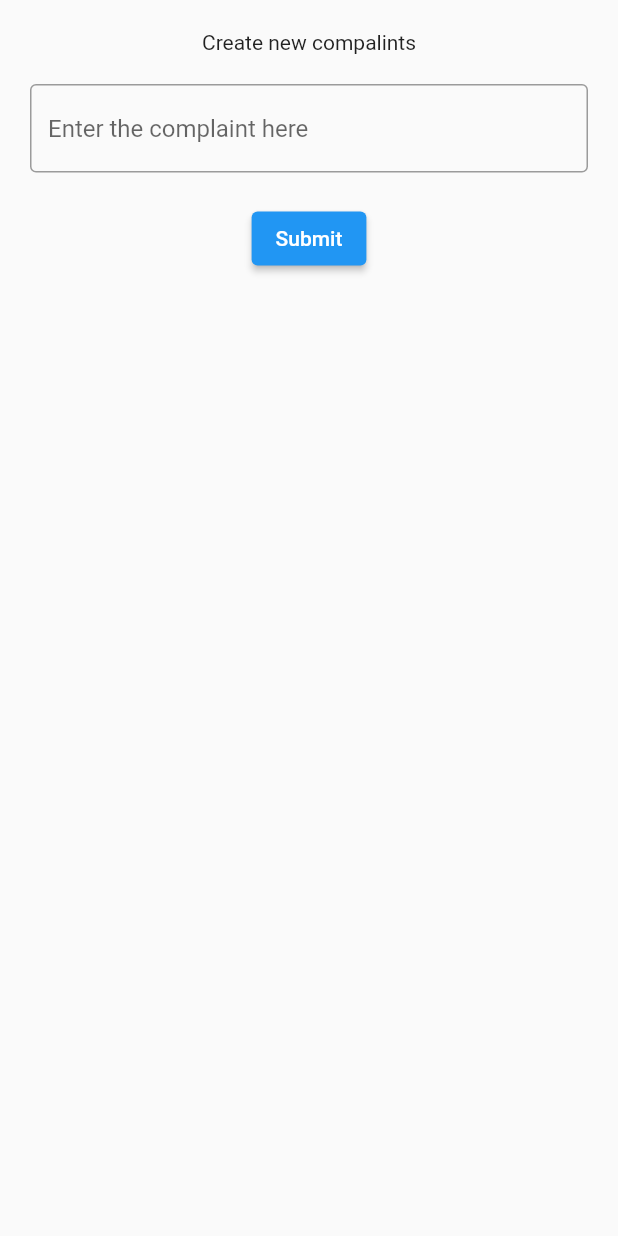
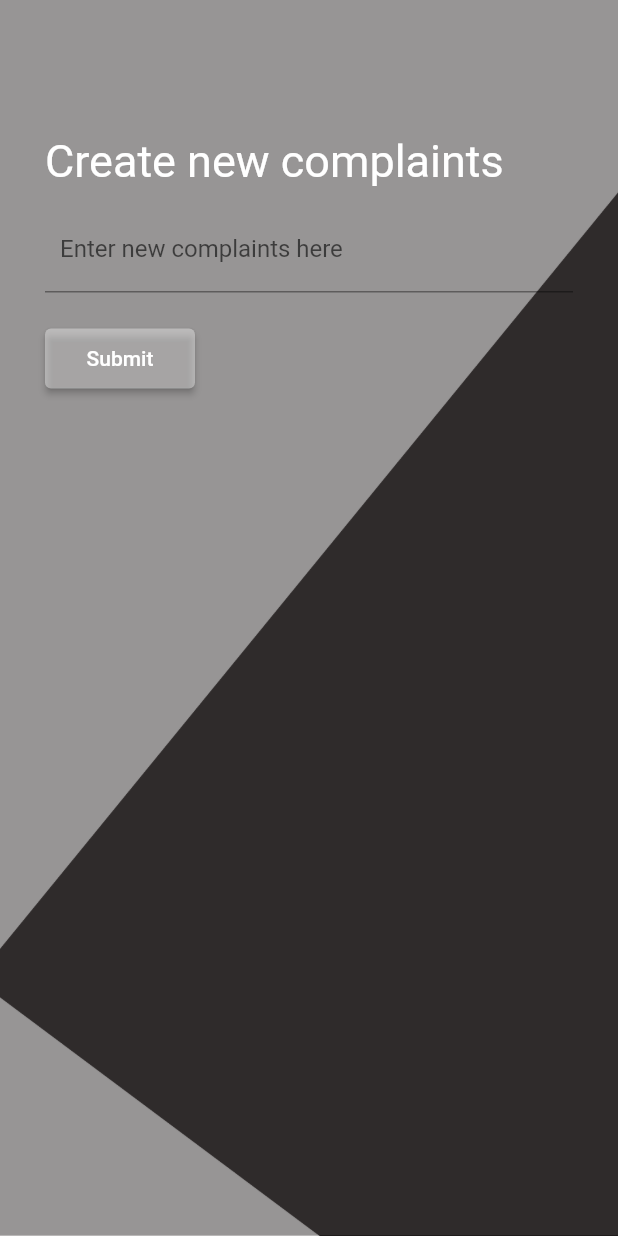
Before and after one commit to MiniProject-HMS/frontend, a Flutter app: the CreateComplaint screen opened directly, on a phone screen of 412 x 824 dp. Run offline on Flutter 3.47's test engine with Material 2 defaults, Android fonts, the phone set to English and light mode, and no system bars; our stand-ins replace hive, hive_flutter; accounts and stored records are empty.

Commit message:
WIP: Created basic complaint submission UI

```diff
--- a/lib/screens/complaint_page.dart
+++ b/lib/screens/complaint_page.dart
@@ -1,4 +1,5 @@
 import 'package:flutter/material.dart';
+import 'package:hive/hive.dart';
 
 class ScreenComplaint extends StatelessWidget {
   const ScreenComplaint({Key? key}) : super(key: key);
@@ -8,8 +9,15 @@ class ScreenComplaint extends StatelessWidget {
 
   @override
   Widget build(BuildContext context) {
-    return Scaffold(
-      backgroundColor: Colors.grey,
+    return Container(
+        constraints: const BoxConstraints.expand(),
+        decoration: const BoxDecoration(
+            image: DecorationImage(
+          image: AssetImage('assets/backgrounds/bg.png'),
+          fit: BoxFit.cover,
+        )),
+        child: Scaffold(
+          backgroundColor: Colors.transparent,
           body: Column(
             children: [
               Padding(
@@ -45,7 +53,7 @@ class ScreenComplaint extends StatelessWidget {
               _widgetNoComplaints(),
             ],
           ),
-    );
+        ));
   }
 
   _widgetNoComplaints() {
@@ -59,7 +67,8 @@ class ScreenComplaint extends StatelessWidget {
     } else {
       return (const Text(
         'There are no complaints',
-        style: TextStyle(fontFamily: 'Arial', fontSize: 30),
+        style:
+            TextStyle(fontFamily: 'Arial', fontSize: 30, color: Colors.white),
       ));
     }
   }
@@ -75,30 +84,62 @@ class CreateComplaint extends StatefulWidget {
 class _CreateComplaintState extends State<CreateComplaint> {
   @override
   Widget build(BuildContext context) {
-    return Scaffold(
+    return Container(
+        constraints: const BoxConstraints.expand(),
+        decoration: const BoxDecoration(
+            image: DecorationImage(
+          image: AssetImage('assets/backgrounds/bg.png'),
+          fit: BoxFit.cover,
+        )),
+        child: Scaffold(
+          backgroundColor: Colors.transparent,
           body: Padding(
-      padding: const EdgeInsets.all(20.0),
+            padding: const EdgeInsets.fromLTRB(30.0, 90, 30, 0),
             child: Column(
+              crossAxisAlignment: CrossAxisAlignment.start,
               children: [
-          const Text('Create new compalints'),
-          SizedBox(
+                const SizedBox(
+                  width: double.infinity,
+                  child: Text(
+                    'Create new complaints',
+                    textAlign: TextAlign.start,
+                    style: TextStyle(fontSize: 30, color: Colors.white),
+                  ),
+                ),
+                const SizedBox(
                   height: 20,
                 ),
-          const TextField(
+                const SizedBox(
+                  height: 50,
+                  child: TextField(
+                    style: TextStyle(color: Colors.white),
                     decoration: InputDecoration(
-              border: OutlineInputBorder(),
-              hintText: 'Enter the complaint here',
+                      focusedBorder: OutlineInputBorder(
+                        borderSide: BorderSide(color: Colors.white),
+                      ),
+                      hintText: 'Enter new complaints here',
+                      fillColor: Colors.white,
+                      contentPadding: EdgeInsets.symmetric(
+                          vertical: 20.0, horizontal: 10.0),
+                      // filled: true
+                    ),
+                    maxLines: 5,
+                    minLines: 3,
                   ),
                 ),
-          SizedBox(
+                const SizedBox(
                   height: 20,
                 ),
                 ElevatedButton(
                     onPressed: () {
                       Navigator.pop(context);
                     },
-              child: Text('Submit'))
+                    style: ElevatedButton.styleFrom(
+                        fixedSize: const Size(100, 40),
+                        primary: Colors.white38),
+                    child: const Text('Submit'))
               ],
+            ),
           ),
         ));
   }
--- a/pubspec.yaml
+++ b/pubspec.yaml
@@ -56,6 +56,7 @@ dev_dependencies:
 flutter:
   assets:
     - assets/icons/
+    - assets/backgrounds/
 
   # The following line ensures that the Material Icons font is
   # included with your application, so that you can use the icons in
```
Also changed, not shown: lib/navigation_bar/navigationBar.dart (+6 -5 lines), assets/backgrounds/bg.png (added), flutter_01.png (added). Lines whose indentation alone changed are shown as unchanged.
